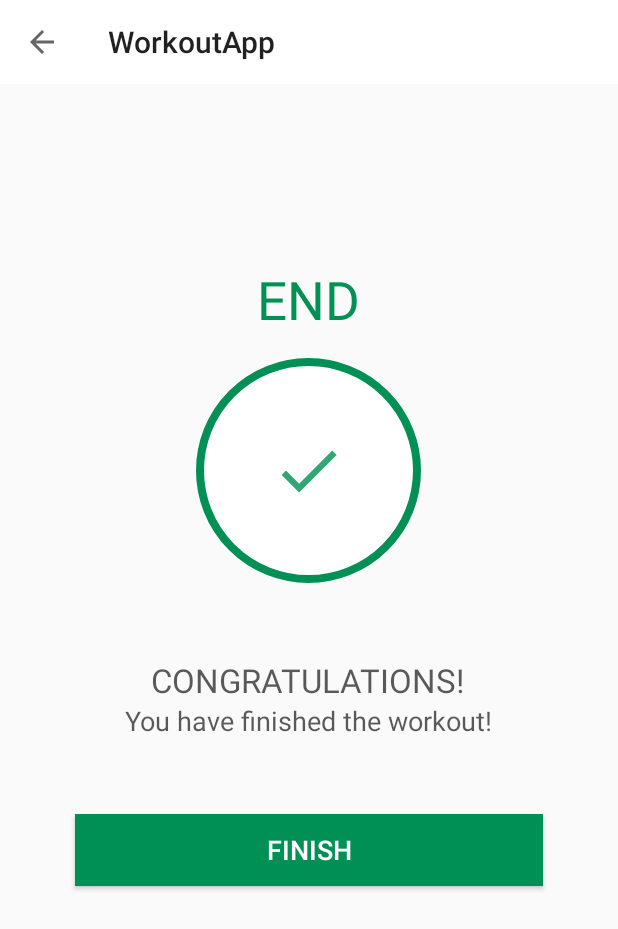
After one commit to hakansarac/WorkoutApp, an Android app: the FinishActivity screen opened directly, with no data from a screen before it, on a phone screen of 412 x 824 dp. The commit adds this screen. Shown: the top 929 px of the screen. Run offline under Robolectric (Android 15) with nearby library versions, the phone set to English and light mode, and no system bars.

Commit message:
finish activity created

```diff
--- a/app/src/main/AndroidManifest.xml
+++ b/app/src/main/AndroidManifest.xml
@@ -9,12 +9,15 @@
         android:roundIcon="@mipmap/ic_launcher_round"
         android:supportsRtl="true"
         android:theme="@style/AppTheme">
-
-        <activity android:name=".ExerciseActivity"
+        <activity android:name=".FinishActivity"
             android:screenOrientation="portrait"
-            android:theme="@style/Theme.AppCompat.NoActionBar">
+            android:theme="@style/Theme.AppCompat.Light.NoActionBar"/>
+        <activity
+            android:name=".ExerciseActivity"
+            android:screenOrientation="portrait"
+            android:theme="@style/Theme.AppCompat.Light.NoActionBar">
             <intent-filter>
-                <action android:name="android.intent.action.TTS_SERVICE"/>
+                <action android:name="android.intent.action.TTS_SERVICE" />
             </intent-filter>
         </activity>
         <activity
@@ -27,7 +30,6 @@
                 <category android:name="android.intent.category.LAUNCHER" />
             </intent-filter>
         </activity>
-
     </application>
 
 </manifest>
--- a/app/src/main/java/com/hakansarac/workoutapp/ExerciseActivity.kt
+++ b/app/src/main/java/com/hakansarac/workoutapp/ExerciseActivity.kt
@@ -1,5 +1,6 @@
 package com.hakansarac.workoutapp
 
+import android.content.Intent
 import android.media.MediaPlayer
 import android.net.Uri
 import androidx.appcompat.app.AppCompatActivity
@@ -84,8 +85,11 @@
                     exerciseAdapter!!.notifyDataSetChanged()
                     setupRestView()
                 }
-                else
-                    Toast.makeText(this@ExerciseActivity,"Congratulations!",Toast.LENGTH_SHORT).show()
+                else {
+                    finish()
+                    val intent = Intent(this@ExerciseActivity,FinishActivity::class.java)
+                    startActivity(intent)
+                }
             }
         }.start()
     }
--- /dev/null
+++ b/app/src/main/java/com/hakansarac/workoutapp/FinishActivity.kt
@@ -0,0 +1,25 @@
+package com.hakansarac.workoutapp
+
+import androidx.appcompat.app.AppCompatActivity
+import android.os.Bundle
+import kotlinx.android.synthetic.main.activity_finish.*
+
+class FinishActivity : AppCompatActivity() {
+    override fun onCreate(savedInstanceState: Bundle?) {
+        super.onCreate(savedInstanceState)
+        setContentView(R.layout.activity_finish)
+
+        setSupportActionBar(toolbarFinish)
+        val actionBar = supportActionBar
+        if(actionBar!= null)
+            actionBar.setDisplayHomeAsUpEnabled(true)   //back button
+
+        toolbarFinish.setNavigationOnClickListener {
+            onBackPressed()
+        }
+
+        buttonFinish.setOnClickListener {
+            finish()
+        }
+    }
+}
--- /dev/null
+++ b/app/src/main/res/drawable/ic_action_done.xml
@@ -0,0 +1,14 @@
+<?xml version="1.0" encoding="utf-8"?>
+<vector xmlns:android="http://schemas.android.com/apk/res/android"
+    android:width="24dp"
+    android:height="24dp"
+    android:viewportWidth="24"
+    android:viewportHeight="24"
+    android:tint="@color/colorAccent"
+    android:alpha="0.8">
+
+    <path
+        android:fillColor="@android:color/black"
+        android:pathData="M9,16.2L4.8,12l-1.4,1.4L9,19 21,7l-1.4,-1.4L9,16.2z"/>
+
+</vector>
--- /dev/null
+++ b/app/src/main/res/layout/activity_finish.xml
@@ -0,0 +1,67 @@
+<?xml version="1.0" encoding="utf-8"?>
+<LinearLayout xmlns:android="http://schemas.android.com/apk/res/android"
+    xmlns:app="http://schemas.android.com/apk/res-auto"
+    xmlns:tools="http://schemas.android.com/tools"
+    android:layout_width="match_parent"
+    android:layout_height="match_parent"
+    android:orientation="vertical"
+    android:gravity="center_horizontal"
+    tools:context=".FinishActivity">
+
+    <androidx.appcompat.widget.Toolbar
+        android:id="@+id/toolbarFinish"
+        android:layout_width="match_parent"
+        android:layout_height="?android:attr/actionBarSize"
+        android:background="@android:color/white" />
+
+    <TextView
+        android:id="@+id/textViewEnd"
+        android:layout_width="wrap_content"
+        android:layout_height="wrap_content"
+        android:layout_marginTop="120dp"
+        android:text="@string/end"
+        android:textColor="@color/colorAccent"
+        android:textSize="35sp"/>
+
+    <LinearLayout
+        android:layout_width="150dp"
+        android:layout_height="150dp"
+        android:layout_gravity="center"
+        android:layout_marginTop="15dp"
+        android:background="@drawable/item_circular_color_border"
+        android:gravity="center">
+
+        <ImageView
+            android:layout_width="50dp"
+            android:layout_height="50dp"
+            android:contentDescription="@string/image"
+            android:src="@drawable/ic_action_done"/>
+    </LinearLayout>
+
+    <TextView
+        android:layout_width="wrap_content"
+        android:layout_height="wrap_content"
+        android:text="@string/congrats"
+        android:textColor="@color/colorPrimary"
+        android:textSize="22sp"
+        android:layout_marginTop="50dp"/>
+
+    <TextView
+        android:layout_width="wrap_content"
+        android:layout_height="wrap_content"
+        android:text="@string/finish_message"
+        android:textColor="@color/colorPrimary"
+        android:textSize="18sp"/>
+
+    <Button
+        android:id="@+id/buttonFinish"
+        android:layout_width="match_parent"
+        android:layout_height="wrap_content"
+        android:layout_gravity="bottom"
+        android:background="@color/colorAccent"
+        android:text="@string/finish_button"
+        android:textColor="@android:color/white"
+        android:textSize="18sp"
+        android:layout_margin="50dp"/>
+
+</LinearLayout>
--- a/app/src/main/res/values/strings.xml
+++ b/app/src/main/res/values/strings.xml
@@ -4,4 +4,8 @@
     <string name="start">START</string>
     <string name="get_ready">GET READY FOR</string>
     <string name="upcoming_exercise">UPCOMING EXERCISE: </string>
+    <string name="end">END</string>
+    <string name="congrats">CONGRATULATIONS!</string>
+    <string name="finish_message">You have finished the workout!</string>
+    <string name="finish_button">FINISH</string>
 </resources>
```
